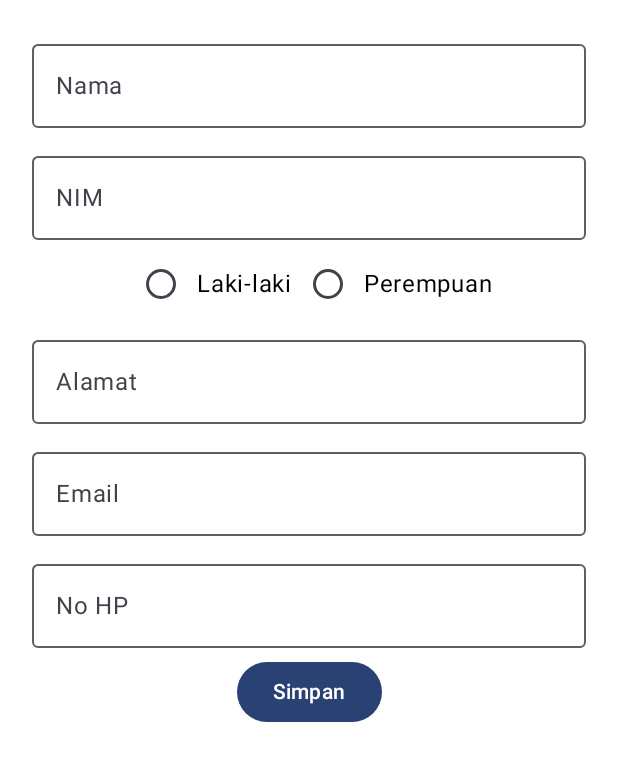
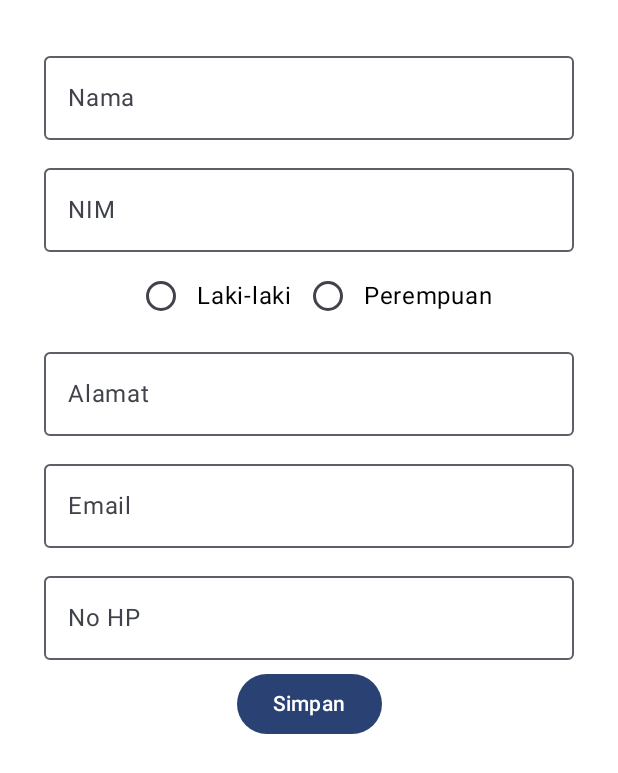
Before and after one commit to YusvanTriAtmojo/QuestNavigasiMVVM_082, an Android app built with Jetpack Compose: the composable PengelolaHalaman shown on its own in the app's theme, on a phone screen of 412 x 824 dp. Shown: the top 773 px of the screen. Run offline under Robolectric (Android 15) with nearby library versions, the phone set to English and light mode, and no system bars.

Commit message:
Memberbaiki kode di PengelolaHalaman, Menambahkan horizontal alignment center di DetailMahasiswaView dan memanggil fungsi PengelolaHalaman di MainActivity. Finnish

```diff
--- a/app/src/main/java/com/example/application5/MainActivity.kt
+++ b/app/src/main/java/com/example/application5/MainActivity.kt
@@ -20,8 +20,7 @@ class MainActivity : ComponentActivity() {
         setContent {
             Application5Theme {
                 Scaffold(modifier = Modifier.fillMaxSize()) { innerPadding ->
-                    Greeting(
-                        name = "Android",
+                    PengelolaHalaman(
                         modifier = Modifier.padding(innerPadding)
                     )
                 }
--- a/app/src/main/java/com/example/application5/PengelolaHalaman.kt
+++ b/app/src/main/java/com/example/application5/PengelolaHalaman.kt
@@ -1,10 +1,12 @@
 package com.example.application5
 
+import androidx.compose.foundation.layout.padding
 import androidx.compose.runtime.Composable
 import androidx.compose.runtime.collectAsState
 import androidx.compose.runtime.getValue
 import androidx.compose.ui.Modifier
 import androidx.compose.ui.platform.LocalContext
+import androidx.compose.ui.unit.dp
 import androidx.lifecycle.ViewModel
 import androidx.lifecycle.viewmodel.compose.viewModel
 import androidx.navigation.NavHostController
@@ -24,12 +26,12 @@ enum class Halaman{
 @Composable
 fun PengelolaHalaman(
     modifier: Modifier = Modifier,
-    navController: NavHostController = rememberNavController(),
     viewModel: MahasiswaViewModel = viewModel(),
     navHost: NavHostController = rememberNavController()
 ){
     val stateUI by viewModel.uiState.collectAsState()
-    NavHost(navController = navController, startDestination = Halaman.Formulir.name) {
+    NavHost(modifier = modifier.padding(8.dp),
+        navController = navHost, startDestination = Halaman.Formulir.name) {
         composable(route = Halaman.Formulir.name) {
             val konteks = LocalContext.current
             FormMahasiswaView(
--- a/app/src/main/java/com/example/application5/ui/view/DetaiMahasiswaView.kt
+++ b/app/src/main/java/com/example/application5/ui/view/DetaiMahasiswaView.kt
@@ -8,6 +8,7 @@ import androidx.compose.foundation.layout.padding
 import androidx.compose.material3.Button
 import androidx.compose.material3.Text
 import androidx.compose.runtime.Composable
+import androidx.compose.ui.Alignment
 import androidx.compose.ui.Modifier
 import androidx.compose.ui.unit.dp
 import com.example.application5.model.DataMahasiswa
@@ -26,7 +27,7 @@ fun DetailMahasiswaView(
         Pair("NoHP", uiStateMahasiswa.nohp)
     )
 
-    Column(){
+    Column(horizontalAlignment = Alignment.CenterHorizontally){
         listDataMhs.forEach{ items ->
             CardSection(
                 judulParam = items.first,
```
